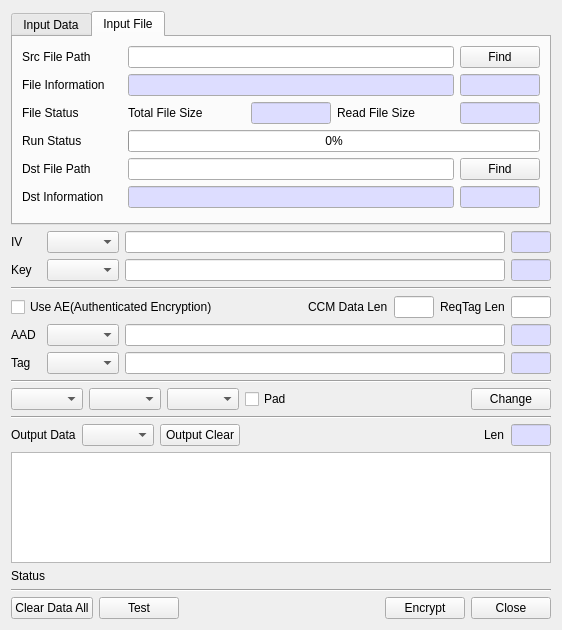
Old version of the form BerEditor/enc_dec_dlg.ui in the repository jykim74/BerEditor.
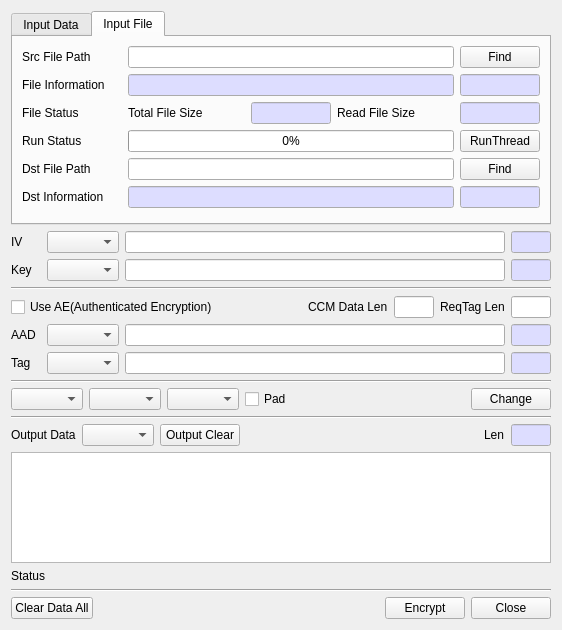
New version of the form.

Commit message: UI 조절

The edit to the form file:
```diff
--- a/BerEditor/enc_dec_dlg.ui
+++ b/BerEditor/enc_dec_dlg.ui
@@ -548,6 +548,13 @@
            </property>
           </widget>
          </item>
+         <item row="0" column="2">
+          <widget class="QPushButton" name="mRunThreadBtn">
+           <property name="text">
+            <string>RunThread</string>
+           </property>
+          </widget>
+         </item>
         </layout>
        </item>
        <item>
@@ -1340,13 +1347,6 @@
        </property>
       </widget>
      </item>
-     <item>
-      <widget class="QPushButton" name="mTestBtn">
-       <property name="text">
-        <string>Test</string>
-       </property>
-      </widget>
-     </item>
      <item>
       <spacer name="horizontalSpacer_3">
        <property name="orientation">
```
The commit also changes 7 other files.
